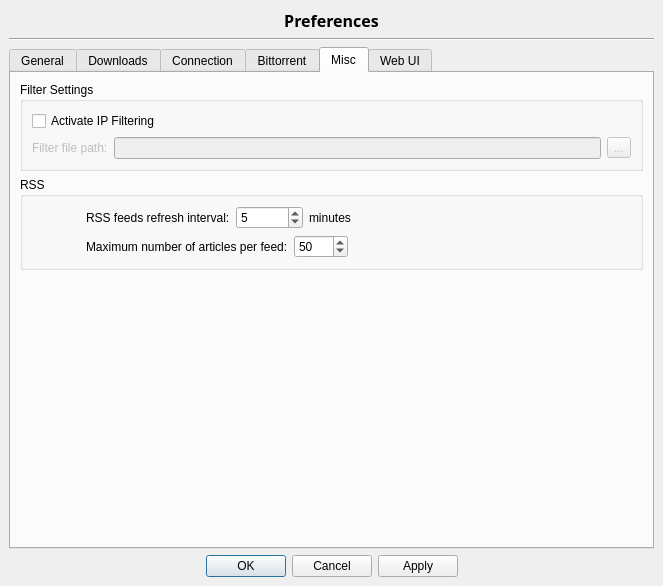
SysAdminDoc/qBittorrent-Vanced, file src/options.ui: the form before one commit.
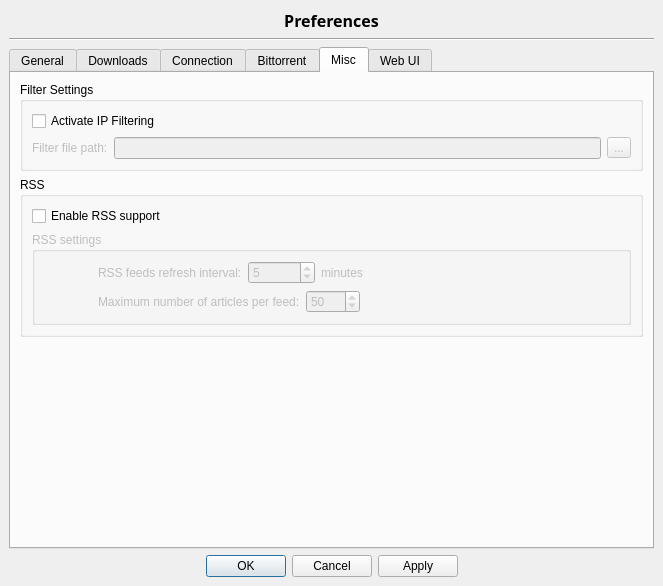
The form after the commit. The open tabs and pages were chosen to show the change. Icons and pictures are not drawn.

Commit message: - FEATURE: RSS can now be disabled from program preferences - COSMETIC: RSS Tab is now hidden as a default

Patch:
```diff
--- a/src/options.ui
+++ b/src/options.ui
@@ -1562,7 +1562,7 @@
        <iconset resource="icons.qrc" >
         <normaloff>:/Icons/configure.png</normaloff>:/Icons/configure.png</iconset>
       </attribute>
-      <layout class="QVBoxLayout" >
+      <layout class="QVBoxLayout" name="verticalLayout_7" >
        <item>
         <widget class="QGroupBox" name="filterBox" >
          <property name="enabled" >
@@ -1622,7 +1622,23 @@
          <property name="title" >
           <string>RSS</string>
          </property>
-         <layout class="QVBoxLayout" >
+         <layout class="QVBoxLayout" name="verticalLayout_6" >
+          <item>
+           <widget class="QCheckBox" name="checkEnableRSS" >
+            <property name="text" >
+             <string>Enable RSS support</string>
+            </property>
+           </widget>
+          </item>
+          <item>
+           <widget class="QGroupBox" name="groupRSSSettings" >
+            <property name="enabled" >
+             <bool>false</bool>
+            </property>
+            <property name="title" >
+             <string>RSS settings</string>
+            </property>
+            <layout class="QVBoxLayout" name="verticalLayout_5" >
           <item>
            <layout class="QHBoxLayout" >
             <item>
@@ -1733,6 +1749,9 @@
              </layout>
             </item>
            </layout>
+             </item>
+            </layout>
+           </widget>
           </item>
          </layout>
         </widget>
```
Lines whose indentation alone changed are shown as unchanged. The commit also changes 5 other files.
